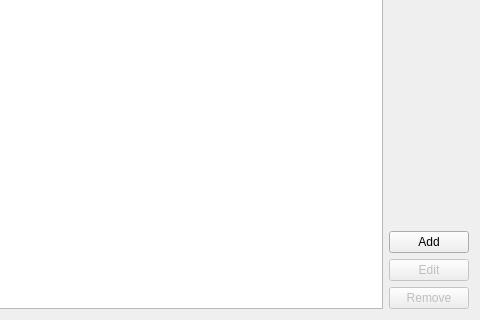
Old version of the form src/widgets/controlspresetsdialog.ui in the repository GuLinux/PlanetaryImager; both pictures show x 138 to 618 and y 95 to 415 of the 618 by 415 pixel window.
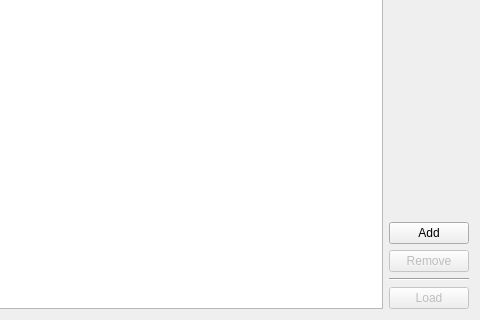
New version of the form.

```diff
--- a/src/widgets/controlspresetsdialog.ui
+++ b/src/widgets/controlspresetsdialog.ui
@@ -11,8 +11,22 @@
    </rect>
   </property>
   <layout class="QGridLayout" name="gridLayout">
-   <item row="0" column="0" rowspan="4">
-    <widget class="QListView" name="presets"/>
+   <item row="0" column="0" rowspan="5">
+    <widget class="QListView" name="presets">
+     <property name="editTriggers">
+      <set>QAbstractItemView::NoEditTriggers</set>
+     </property>
+    </widget>
+   </item>
+   <item row="4" column="1">
+    <widget class="QPushButton" name="load">
+     <property name="enabled">
+      <bool>false</bool>
+     </property>
+     <property name="text">
+      <string>Load</string>
+     </property>
+    </widget>
    </item>
    <item row="0" column="1">
     <widget class="QLabel" name="description">
@@ -29,16 +43,6 @@
     </widget>
    </item>
    <item row="2" column="1">
-    <widget class="QPushButton" name="edit">
-     <property name="enabled">
-      <bool>false</bool>
-     </property>
-     <property name="text">
-      <string>Edit</string>
-     </property>
-    </widget>
-   </item>
-   <item row="3" column="1">
     <widget class="QPushButton" name="remove">
      <property name="enabled">
       <bool>false</bool>
@@ -48,6 +52,13 @@
      </property>
     </widget>
    </item>
+   <item row="3" column="1">
+    <widget class="Line" name="line">
+     <property name="orientation">
+      <enum>Qt::Horizontal</enum>
+     </property>
+    </widget>
+   </item>
   </layout>
  </widget>
  <resources/>
```
Left out of the diff: 3 changed lines with no effect on the pictures.
